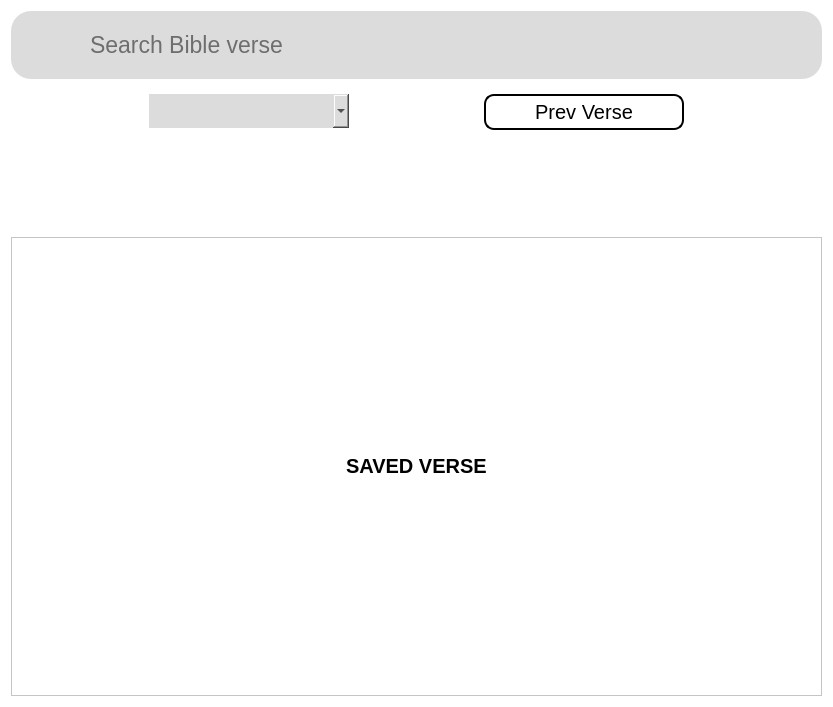
The window that ui/Modern_search.ui (Achu-Worifung/quickMove) describes before a commit, drawn with Qt 5.
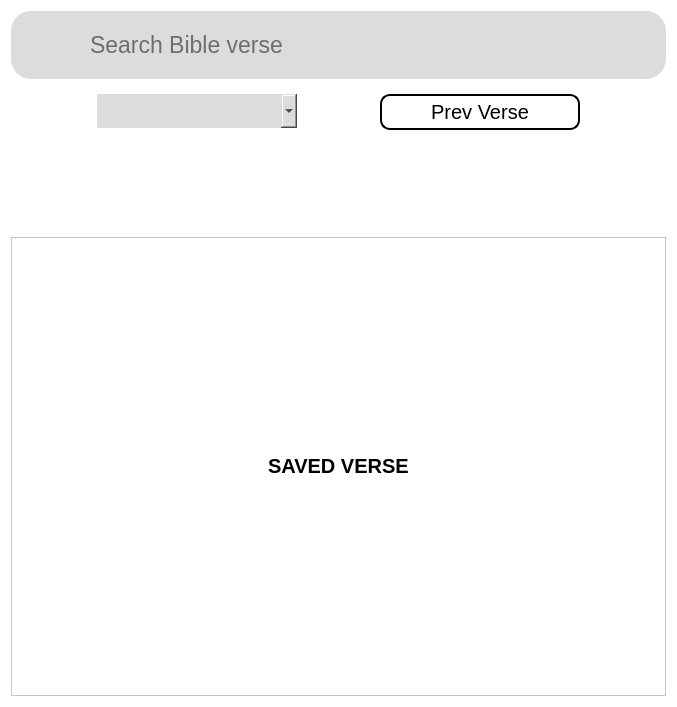
The same window after the commit. Icons and pictures are not drawn.

Commit message: resized the saved and result widget

```diff
--- a/ui/Modern_search.ui
+++ b/ui/Modern_search.ui
@@ -6,7 +6,7 @@
    <rect>
     <x>0</x>
     <y>0</y>
-    <width>833</width>
+    <width>677</width>
     <height>707</height>
    </rect>
   </property>
@@ -243,7 +243,7 @@
        <rect>
         <x>0</x>
         <y>0</y>
-        <width>813</width>
+        <width>657</width>
         <height>453</height>
        </rect>
       </property>
```
The commit also changes 4 other files.
